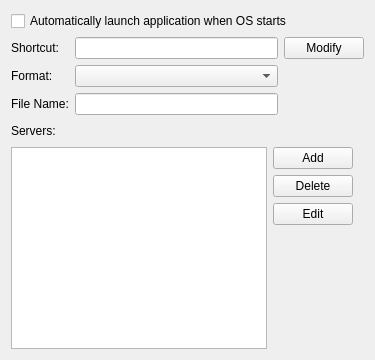
Qt form qScreenshot/src/optionswidget.ui (etopian/qscreenshot) before a commit.
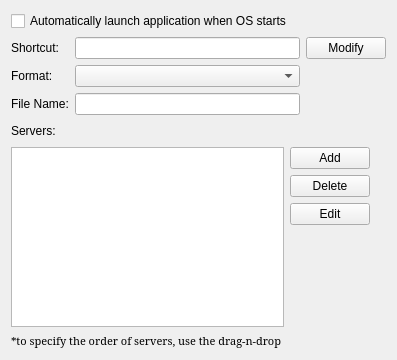
The same form after that commit.

Commit message: add 'use drag-n-drop' label to options

Patch:
```diff
--- a/qScreenshot/src/optionswidget.ui
+++ b/qScreenshot/src/optionswidget.ui
@@ -6,14 +6,14 @@
    <rect>
     <x>0</x>
     <y>0</y>
-    <width>375</width>
+    <width>397</width>
     <height>360</height>
    </rect>
   </property>
   <property name="windowTitle">
    <string>Form</string>
   </property>
-  <layout class="QVBoxLayout" name="verticalLayout">
+  <layout class="QVBoxLayout" name="verticalLayout_3">
    <item>
     <widget class="QCheckBox" name="cb_autostart">
      <property name="text">
@@ -94,7 +94,9 @@
     </layout>
    </item>
    <item>
-    <layout class="QHBoxLayout" name="horizontalLayout_4">
+    <layout class="QHBoxLayout" name="horizontalLayout">
+     <item>
+      <layout class="QVBoxLayout" name="verticalLayout">
      <item>
       <widget class="QListWidget" name="lw_servers">
        <property name="dragEnabled">
@@ -112,6 +114,21 @@
       </widget>
      </item>
      <item>
+        <widget class="QLabel" name="label_2">
+         <property name="font">
+          <font>
+           <family>Serif</family>
+           <pointsize>8</pointsize>
+          </font>
+         </property>
+         <property name="text">
+          <string>*to specify the order of servers, use the drag-n-drop </string>
+         </property>
+        </widget>
+       </item>
+      </layout>
+     </item>
+     <item>
       <layout class="QVBoxLayout" name="verticalLayout_2">
        <item>
         <widget class="QPushButton" name="pb_add">
@@ -165,8 +182,8 @@
        </property>
        <property name="sizeHint" stdset="0">
         <size>
-         <width>0</width>
-         <height>0</height>
+         <width>13</width>
+         <height>13</height>
         </size>
        </property>
       </spacer>
```
Lines whose indentation alone changed are shown as unchanged.
